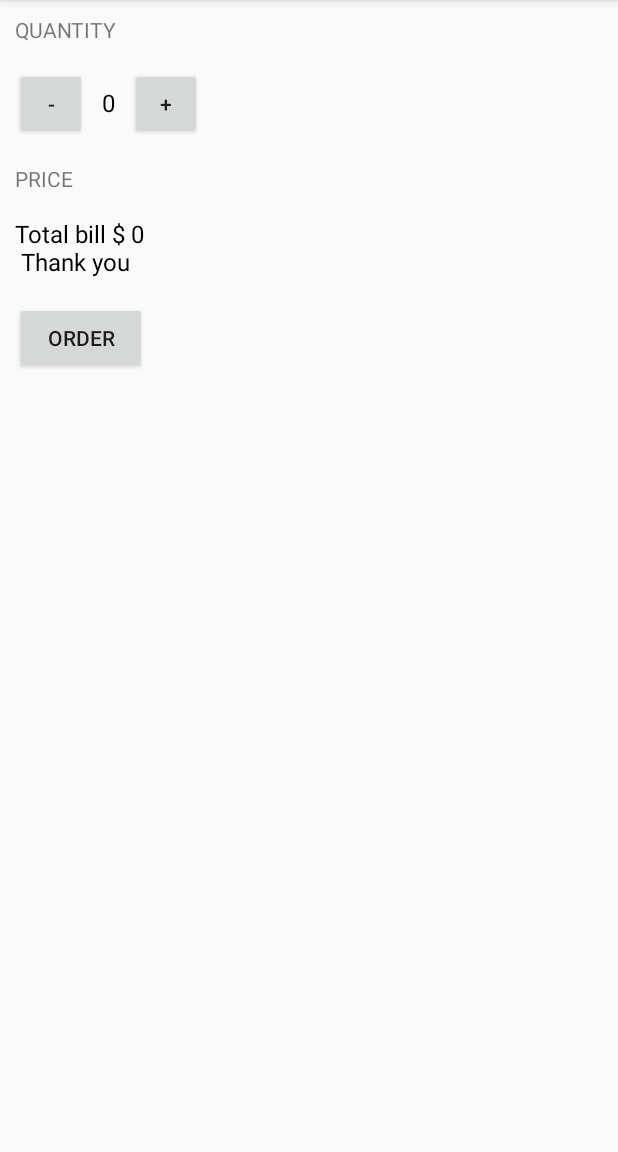
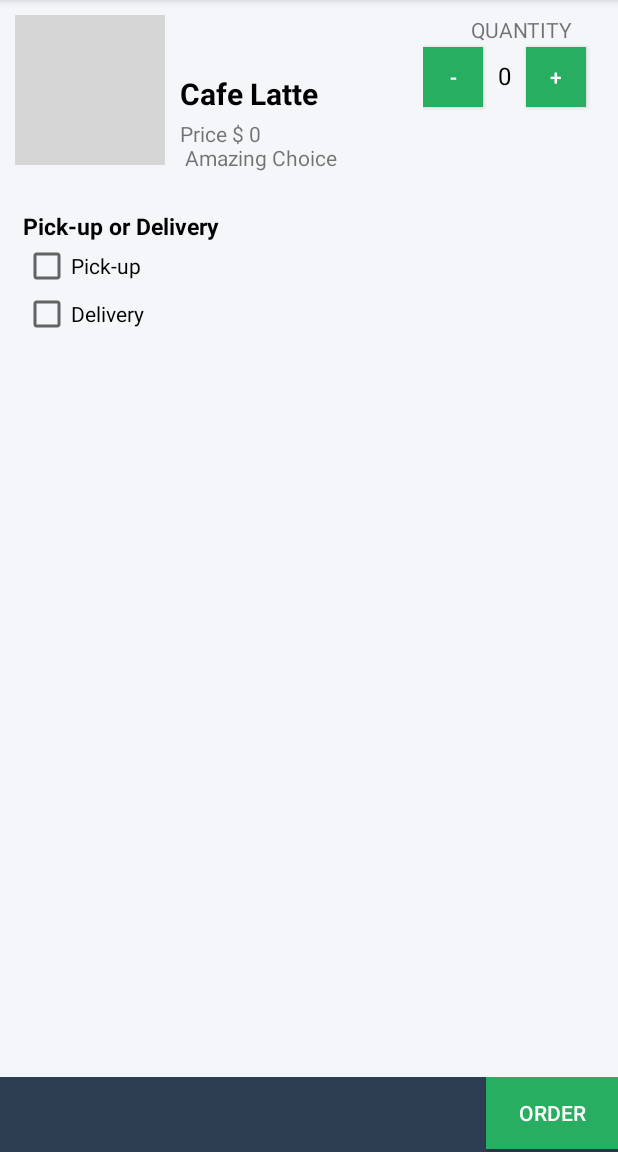
Before and after one commit to indianlad/JustJava, an Android app: the screen it shows after launch (MainActivity), after a tap on "ORDER", on a phone screen of 412 x 824 dp, the part 84-1236 px from its top. Run offline under Robolectric (Android 15) with nearby library versions, the phone set to English and light mode, and no system bars; grey boxes are pictures that could not be loaded.

Commit message:
version 2

```diff
--- a/app/src/main/java/com/example/android/justjava/MainActivity.java
+++ b/app/src/main/java/com/example/android/justjava/MainActivity.java
@@ -51,11 +51,11 @@ public class MainActivity extends AppCompatActivity {
     public void submitOrder(View view) {
 
         int price = quantity * 5;
-        String priceMessage = "Total bill $ " + price;
-        priceMessage = priceMessage + "\n Thank you";
+        String priceMessage = "Price $ " + price;
+        priceMessage = priceMessage + "\n Amazing Choice";
         displayMessage(priceMessage);
         //toast
-        Toast toast=Toast.makeText(getApplicationContext(),"Thanks for Ordering Coffee",Toast.LENGTH_SHORT);
+        Toast toast=Toast.makeText(getApplicationContext(),"Thanks for Ordering Latte",Toast.LENGTH_SHORT);
         toast.show();
         //toast end
     }
--- a/app/src/main/res/layout/activity_main.xml
+++ b/app/src/main/res/layout/activity_main.xml
@@ -1,68 +1,136 @@
 <?xml version="1.0" encoding="utf-8"?>
-<LinearLayout xmlns:android="http://schemas.android.com/apk/res/android"
+<RelativeLayout xmlns:android="http://schemas.android.com/apk/res/android"
     xmlns:app="http://schemas.android.com/apk/res-auto"
     xmlns:tools="http://schemas.android.com/tools"
     android:layout_width="match_parent"
     android:layout_height="match_parent"
     android:orientation="vertical"
-    android:padding="10dp"
+    android:background="@color/colorBG"
     tools:context="com.example.android.justjava.MainActivity">
 
+    <RelativeLayout
+        android:layout_width="match_parent"
+        android:layout_height="wrap_content"
+        android:padding="10dp"
+        android:id="@+id/relLay">
         <TextView
             android:layout_width="wrap_content"
             android:layout_height="wrap_content"
-        android:text="Quantity"
-        android:layout_marginBottom="16dp"
-        android:textAllCaps="true"/>
+            android:text="@string/quantity"
+            android:textAllCaps="true"
+            android:layout_alignParentRight="true"
+            android:layout_alignParentEnd="true"
+            android:paddingRight="20dp"
+            android:paddingEnd="20dp"
+            android:id="@+id/textQuant"/>
 
         <LinearLayout
-        android:layout_width="match_parent"
-        android:layout_height="wrap_content"
-        android:orientation="horizontal">
+            android:layout_width="120dp"
+            android:layout_height="50dp"
+            android:orientation="horizontal"
+            android:layout_below="@id/textQuant"
+            android:id="@+id/pricePick"
+            android:layout_alignParentRight="true"
+            android:layout_alignParentEnd="true">
 
             <Button
-            android:layout_width="48dp"
-            android:layout_height="48dp"
-            android:text="-"
+                android:layout_width="40dp"
+                android:layout_height="40dp"
+                android:text="@string/dec"
+                android:background="@color/colorGreen"
+                android:textColor="@android:color/white"
                 android:onClick="decrement"/>
 
             <TextView
                 android:layout_width="wrap_content"
                 android:layout_height="wrap_content"
-            android:text="0"
+                android:text="@string/zero"
                 android:id="@+id/quantity_text_view"
                 android:textSize="16sp"
                 android:padding="10dp"
                 android:textColor="@android:color/black"/>
 
             <Button
-            android:layout_width="48dp"
-            android:layout_height="48dp"
-            android:text="+"
+                android:layout_width="40dp"
+                android:layout_height="40dp"
+                android:background="@color/colorGreen"
+                android:textColor="@android:color/white"
+                android:text="@string/inc"
                 android:onClick="increment"/>
+
         </LinearLayout>
+        <ImageView
+            android:layout_width="100dp"
+            android:layout_height="100dp"
+            android:background="@drawable/latte"
+            android:id="@+id/imgLatte"/>
 
         <TextView
             android:layout_width="wrap_content"
             android:layout_height="wrap_content"
-        android:text="Price"
-        android:layout_marginTop="16dp"
-        android:textAllCaps="true"/>
+            android:layout_centerVertical="true"
+            android:layout_marginLeft="14dp"
+            android:layout_marginStart="10dp"
+            android:layout_toEndOf="@+id/imgLatte"
+            android:layout_toRightOf="@+id/imgLatte"
+            android:text="@string/coffeetype"
+            android:textStyle="bold"
+            android:textSize="20sp"
+            android:textColor="@android:color/black"
+            android:id="@+id/texLatte"/>
 
         <TextView
             android:layout_width="wrap_content"
             android:layout_height="wrap_content"
-        android:text="$0"
-        android:id="@+id/price_text_view"
-        android:textSize="16sp"
-        android:layout_marginTop="16dp"
-        android:textColor="@android:color/black"/>
+            android:layout_alignLeft="@+id/texLatte"
+            android:layout_alignStart="@+id/texLatte"
+            android:layout_below="@+id/pricePick"
+            android:text="@string/price"
+            android:id="@+id/price_text_view"/>
+    </RelativeLayout>
 
+    <LinearLayout
+        android:layout_width="wrap_content"
+        android:layout_height="wrap_content"
+        android:layout_below="@id/relLay"
+        android:layout_margin="15dp"
+        android:orientation="vertical">
+        <TextView
+            android:layout_width="wrap_content"
+            android:layout_height="wrap_content"
+            android:text="@string/pd"
+            android:textStyle="bold"
+            android:textColor="@android:color/black"
+            android:textSize="15sp"/>
+        <CheckBox
+            android:layout_width="wrap_content"
+            android:layout_height="wrap_content"
+            android:text="@string/pick"/>
+        <CheckBox
+            android:layout_width="wrap_content"
+            android:layout_height="wrap_content"
+            android:text="@string/del"/>
+
+    </LinearLayout>
+    <RelativeLayout
+        android:layout_width="match_parent"
+        android:layout_height="50dp"
+        android:layout_alignParentBottom="true"
+        android:background="@color/colorGray">
         <Button
             android:layout_width="wrap_content"
             android:layout_height="wrap_content"
-        android:layout_marginTop="16dp"
-        android:text="order"
-        android:onClick="submitOrder"/>
+            android:text="@string/order"
+            android:textColor="@android:color/white"
+            android:onClick="submitOrder"
+            android:layout_alignParentEnd="true"
+            android:layout_alignParentRight="true"
+            android:background="@color/colorGreen"/>
 
-</LinearLayout>
+
+    </RelativeLayout>
+
+
+
+
+</RelativeLayout>
--- a/app/src/main/res/values/colors.xml
+++ b/app/src/main/res/values/colors.xml
@@ -2,5 +2,9 @@
 <resources>
     <color name="colorPrimary">#3F51B5</color>
     <color name="colorPrimaryDark">#303F9F</color>
-    <color name="colorAccent">#FF4081</color>
+    <color name="colorAccent">#273c75</color>
+    <color name="colorGreen">#27ae60</color>
+    <color name="colorGray">#2c3e50</color>
+    <color name="colorBG">#f5f6fa</color>
+
 </resources>
--- a/app/src/main/res/values/strings.xml
+++ b/app/src/main/res/values/strings.xml
@@ -1,3 +1,16 @@
 <resources>
     <string name="app_name">Just Java</string>
+    <string name="order">Order</string>
+    <string name="pick">Pick-up</string>
+    <string name="del">Delivery</string>
+    <string name="pd">Pick-up or Delivery</string>
+    <string name="price">(Price RS.5)</string>
+    <string name="coffeetype">Cafe Latte</string>
+    <string name="quantity">Quantity</string>
+    <string name="inc">+</string>
+    <string name="dec">-</string>
+    <string name="zero">0</string>
+
+
+
 </resources>
```
Lines whose indentation alone changed are shown as unchanged.
